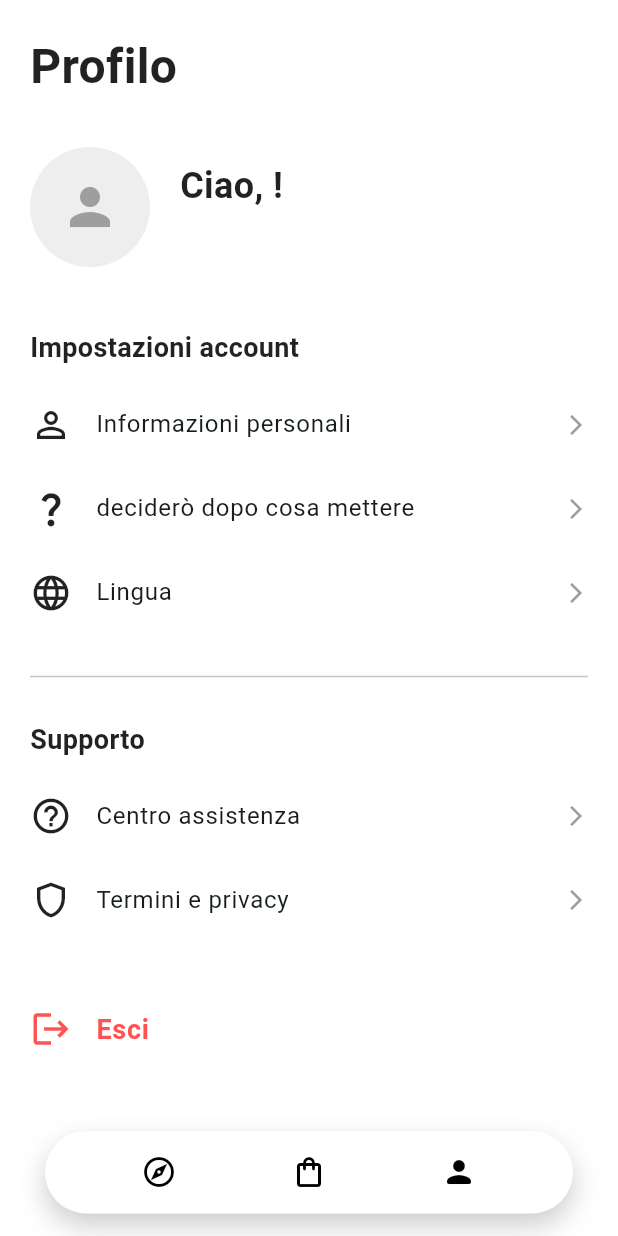
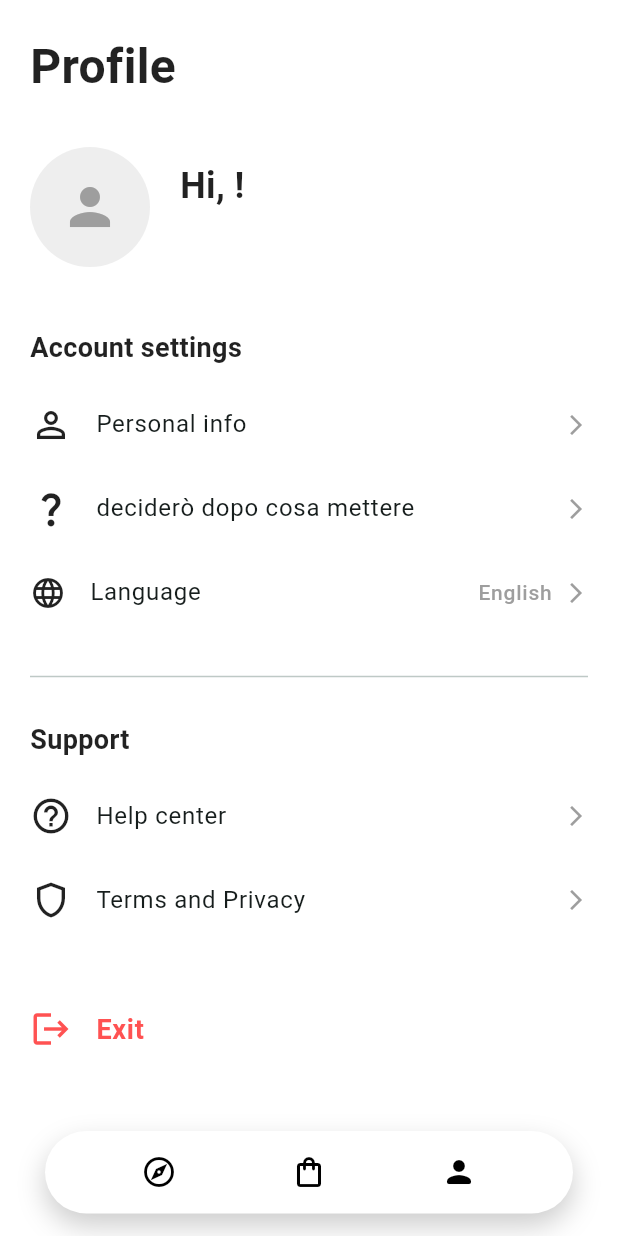
Before and after one commit to AndreaRiitano/Nook, a Flutter app: the screen it shows once a user with an empty profile is signed in, after a tap on the "person outline" icon, on a phone screen of 412 x 824 dp. Run offline on Flutter 3.47's test engine with Material 3 defaults, Android fonts, the phone set to English and light mode, and no system bars; our stand-ins replace cloud_firestore, firebase_auth, firebase_core, geocoding, geolocator, localization and 1 more; accounts and stored records are empty.

Commit message:
altra localizzazione e selettore lingua

```diff
--- a/lib/explore.dart
+++ b/lib/explore.dart
@@ -4,6 +4,7 @@ import 'package:cloud_firestore/cloud_firestore.dart';
 import 'package:geolocator/geolocator.dart';
 import 'package:geocoding/geocoding.dart';
 import 'bnb_detail.dart';
+import 'package:localization/localization.dart';
 
 class Explore extends StatefulWidget {
 
@@ -74,22 +75,22 @@ class _ExploreState extends State<Explore>{
         padding: const EdgeInsets.only(bottom: 100), // Spazio extra in fondo per non farci finire sopra la navbar a fine scroll
         children: [
           // Intestazione della pagina
-          const Padding(
+           Padding(
             padding: EdgeInsets.all(20.0),
             child: Text(
-              'Esplora',
+              'explore'.i18n(),
               style: TextStyle(fontSize: 32, fontWeight: FontWeight.bold),
             ),
           ),
 
           // 1° Carosello
-          _buildTitoloSezione('I Più Popolari'),
+          _buildTitoloSezione('pop'.i18n()),
           _buildCaroselloOrizzontale(FirebaseFirestore.instance.collection('bnbs')
               .orderBy('valutazione', descending: true)
               .limit(6)),
 
           // 2° Carosello
-          _buildTitoloSezione('Vicino a Te'),
+          _buildTitoloSezione('near'.i18n()),
           if (_ricercaPosizione)
             const SizedBox(height: 240, child: Center(child: CircularProgressIndicator()))
           else if (_miaCittaAttuale == null)
--- a/lib/main.dart
+++ b/lib/main.dart
@@ -1,17 +1,20 @@
 import 'package:flutter/material.dart';
+import 'package:flutter_localizations/flutter_localizations.dart';
+import 'package:firebase_core/firebase_core.dart';
+import 'package:localization/localization.dart';
+import 'package:shared_preferences/shared_preferences.dart';
 import 'app_theme.dart';
 import 'login_screen.dart';
 import 'register_screen.dart';
-import 'package:flutter_localizations/flutter_localizations.dart';
-import 'package:firebase_core/firebase_core.dart';
 import 'firebase_options.dart';
 import 'auth_gate.dart';
-import 'package:localization/localization.dart';
 
 void main() async {
+  WidgetsFlutterBinding.ensureInitialized();
 
-  WidgetsFlutterBinding.ensureInitialized();
+
   LocalJsonLocalization.delegate.directories = ['assets/i18n'];
+
   await Firebase.initializeApp(
     options: DefaultFirebaseOptions.currentPlatform,
   );
@@ -19,13 +22,58 @@ void main() async {
   runApp(const MyApp());
 }
 
-class MyApp extends StatelessWidget {
+
+class MyApp extends StatefulWidget {
   const MyApp({super.key});
 
+
+  static void setLocale(BuildContext context, Locale nuovaLingua) {
+    _MyAppState? state = context.findAncestorStateOfType<_MyAppState>();
+    state?.cambiaLingua(nuovaLingua);
+  }
+
+  @override
+  State<MyApp> createState() => _MyAppState();
+}
+
+class _MyAppState extends State<MyApp> {
+
+  Locale? _linguaAttuale;
+
+  @override
+  void initState() {
+    super.initState();
+    _caricaLinguaSalvata();
+  }
+
+
+  Future<void> _caricaLinguaSalvata() async {
+    final prefs = await SharedPreferences.getInstance();
+    String? codiceLingua = prefs.getString('linguaApp');
+
+    if (codiceLingua != null) {
+      setState(() {
+        _linguaAttuale = Locale(codiceLingua);
+      });
+    }
+  }
+
+
+  void cambiaLingua(Locale locale) async {
+    final prefs = await SharedPreferences.getInstance();
+    await prefs.setString('linguaApp', locale.languageCode);
+
+    setState(() {
+      _linguaAttuale = locale;
+    });
+  }
 
   @override
   Widget build(BuildContext context) {
     return MaterialApp(
+
+      locale: _linguaAttuale,
+
       localizationsDelegates: [
         LocalJsonLocalization.delegate,
         GlobalMaterialLocalizations.delegate,
@@ -33,42 +81,36 @@ class MyApp extends StatelessWidget {
         GlobalCupertinoLocalizations.delegate,
       ],
       supportedLocales: const [
-        Locale('it', 'IT'), // Italiano
-        Locale('en', 'US'), // Inglese
+        Locale('it', 'IT'),
+        Locale('en', 'US'),
       ],
       theme: AppTheme.theme,
-      home: const AuthGate(),
+      home: const AuthGate()
     );
   }
 }
 
 
-
 class WelcomePage extends StatefulWidget {
   const WelcomePage({super.key});
-
-
 
   @override
   State<WelcomePage> createState() => _WelcomePageState();
 }
 
 class _WelcomePageState extends State<WelcomePage> {
-
-
   @override
   Widget build(BuildContext context) {
     return Scaffold(
       backgroundColor: Colors.white,
       body: SafeArea(
         child: Padding(
-            padding: const EdgeInsets.symmetric(horizontal: 24.0, vertical: 20.0), //safe area + padding per i bordi
+            padding: const EdgeInsets.symmetric(horizontal: 24.0, vertical: 20.0),
             child: Column(
-              crossAxisAlignment: CrossAxisAlignment.center, //centro asse orizzontale
+              crossAxisAlignment: CrossAxisAlignment.center,
               children: [
+                const SizedBox(height: 100),
 
-                const SizedBox(height: 100), //spazio bordo alto
-                //titolo
                 Center(
                   child: Text('benvenuto'.i18n(),
                     style: Theme.of(context).textTheme.headlineLarge,
@@ -77,11 +119,10 @@ class _WelcomePageState extends State<WelcomePage> {
                 ),
                 const SizedBox(height: 45),
 
-                //sottotitolo
                 Text('exp'.i18n(), style: Theme.of(context).textTheme.titleMedium),
 
                 const SizedBox(height: 80),
-                //spazio dedicato al logo
+
                 Container(
                   padding: const EdgeInsets.all(30),
                   decoration: BoxDecoration(
@@ -89,19 +130,17 @@ class _WelcomePageState extends State<WelcomePage> {
                       shape: BoxShape.circle
                   ),
                   child: Icon(
-                    Icons.home_rounded, //placeholder icona
+                    Icons.home_rounded,
                     size: 100,
                     color: Theme.of(context).primaryColor,
                   ),
                 ),
-                const Spacer(), //per mandare i bottoni in fondo
+                const Spacer(),
 
-                //Bottone ACCEDI
                 SizedBox(
                   width: double.infinity,
                   height: 60,
                   child: FilledButton(onPressed: (){
-                    // Navigazione login
                     Navigator.of(context).push(
                       MaterialPageRoute(
                         builder: (context) => const LoginScreen(),
@@ -109,9 +148,8 @@ class _WelcomePageState extends State<WelcomePage> {
                     );
                   }, child:  Text('accedi'.i18n().toUpperCase())),
                 ),
-                SizedBox(height: 20), //spaziatura tra bottoni
+                const SizedBox(height: 20),
 
-                //Bottone REGISTRATI
                 SizedBox(
                   width: double.infinity,
                   height: 60,
@@ -123,10 +161,7 @@ class _WelcomePageState extends State<WelcomePage> {
                 ),
               ],
             )),
-
       ),
-
-
     );
   }
 }
--- a/lib/profile.dart
+++ b/lib/profile.dart
@@ -3,6 +3,7 @@ import 'package:nook/main.dart';
 import 'package:firebase_auth/firebase_auth.dart';
 import 'package:cloud_firestore/cloud_firestore.dart';
 import 'personal_info.dart';
+import 'package:localization/localization.dart';
 
 
 class Profile extends StatefulWidget {
@@ -27,8 +28,8 @@ class _ProfileState extends State<Profile>{
         child: ListView(
           padding: const EdgeInsets.only(left: 20, right: 20, top: 20, bottom: 120),
           children: [
-            const Text(
-                'Profilo',
+             Text(
+                'profilo'.i18n(),
                 style: TextStyle(fontSize: 32, fontWeight: FontWeight.bold)
             ),
             const SizedBox(height: 30),
@@ -77,7 +78,7 @@ class _ProfileState extends State<Profile>{
                           }
 
                           return Text(
-                            'Ciao, $nomeMostrato!',
+                            'ciao'.i18n()+', $nomeMostrato!',
                             style: const TextStyle(fontSize: 24, fontWeight: FontWeight.bold),
                             overflow: TextOverflow.ellipsis,
                           );
@@ -100,14 +101,14 @@ class _ProfileState extends State<Profile>{
             const SizedBox(height: 40),
 
             // SEZIONE IMPOSTAZIONI ACCOUNT
-            const Text('Impostazioni account', style: TextStyle(fontSize: 18, fontWeight: FontWeight.bold)),
+             Text('acc_op'.i18n(), style: TextStyle(fontSize: 18, fontWeight: FontWeight.bold)),
             const SizedBox(height: 10),
 
             // INFORMAZIONI PERSONALI
             ListTile(
               contentPadding: EdgeInsets.zero,
               leading: const Icon(Icons.person_outline, color: Colors.black87, size: 28),
-              title: const Text('Informazioni personali', style: TextStyle(fontSize: 16)),
+              title:  Text('info'.i18n(), style: TextStyle(fontSize: 16)),
               trailing: const Icon(Icons.arrow_forward_ios, size: 16, color: Colors.grey),
               onTap: () {
                 Navigator.push(
@@ -119,19 +120,44 @@ class _ProfileState extends State<Profile>{
             ),
 
             _buildListTile(Icons.question_mark_outlined, 'deciderò dopo cosa mettere'),
-            _buildListTile(Icons.language_outlined, 'Lingua'),
+
+            //LINGUA
+            ListTile(
+              contentPadding: EdgeInsets.zero,
+              leading: const Icon(Icons.language, color: Colors.black87),
+
+
+              title: Text('lingua'.i18n(), style: const TextStyle(fontSize: 16)),
+
+
+              trailing: Row(
+                mainAxisSize: MainAxisSize.min,
+                children: [
+                  Text(
+                    Localizations.localeOf(context).languageCode == 'it' ? 'Italiano' : 'English',
+                    style: const TextStyle(color: Colors.grey, fontSize: 14),
+                  ),
+                  const SizedBox(width: 8),
+                  const Icon(Icons.arrow_forward_ios, size: 16, color: Colors.grey),
+                ],
+              ),
+              onTap: () {
+
+                _mostraSelettoreLingua(context);
+              },
+            ),
 
             const SizedBox(height: 20),
             const Divider(),
             const SizedBox(height: 20),
 
             // SEZIONE SUPPORTO
-            const Text('Supporto', style: TextStyle(fontSize: 18, fontWeight: FontWeight.bold)),
+             Text('supporto'.i18n(), style: TextStyle(fontSize: 18, fontWeight: FontWeight.bold)),
             const SizedBox(height: 10),
 
             //voci create con il metodo buildListTitle giusto per fare da placeholder, da sviluppare ed implementare singolarmente
-            _buildListTile(Icons.help_outline, 'Centro assistenza'),
-            _buildListTile(Icons.shield_outlined, 'Termini e privacy'),
+            _buildListTile(Icons.help_outline, 'assistenza'.i18n()),
+            _buildListTile(Icons.shield_outlined, 'termini'.i18n()),
 
             const SizedBox(height: 30),
 
@@ -139,8 +165,8 @@ class _ProfileState extends State<Profile>{
             ListTile(
               contentPadding: EdgeInsets.zero,
               leading: const Icon(Icons.logout, color: Colors.redAccent, size: 28),
-              title: const Text(
-                  'Esci',
+              title:  Text(
+                  'esci'.i18n(),
                   style: TextStyle(color: Colors.redAccent, fontSize: 18, fontWeight: FontWeight.bold)
               ),
               onTap: () async {
@@ -171,4 +197,64 @@ class _ProfileState extends State<Profile>{
       onTap: () {},
     );
   }
+
+  //metodo per selettore lingua
+  void _mostraSelettoreLingua(BuildContext context) {
+
+    String linguaAttuale = Localizations.localeOf(context).languageCode;
+
+    showModalBottomSheet(
+        backgroundColor: Colors.white,
+        context: context,
+        shape: const RoundedRectangleBorder(
+          borderRadius: BorderRadius.vertical(top: Radius.circular(20)),
+        ),
+        builder: (context) {
+          return SafeArea(
+            child: Padding(
+              padding: const EdgeInsets.symmetric(vertical: 20),
+              child: Column(
+                mainAxisSize: MainAxisSize.min,
+                children: [
+
+                  Text(
+                      'scegli_lingua'.i18n(),
+                      style: const TextStyle(fontSize: 18, fontWeight: FontWeight.bold)
+                  ),
+                  const SizedBox(height: 10),
+
+                  // OPZIONE 1: ITALIANO
+                  ListTile(
+                    leading: const Text('🇮🇹', style: TextStyle(fontSize: 24)),
+                    title: const Text('Italiano', style: TextStyle(fontSize: 16)),
+
+                    trailing: linguaAttuale == 'it' ? const Icon(Icons.check, color: Colors.blue) : null,
+                    onTap: () {
+
+                      MyApp.setLocale(context, const Locale('it', 'IT'));
+
+                      Navigator.pop(context);
+                    },
+                  ),
+
+                  // OPZIONE 2: INGLESE
+                  ListTile(
+                    leading: const Text('🇬🇧', style: TextStyle(fontSize: 24)),
+                    title: const Text('English', style: TextStyle(fontSize: 16)),
+
+                    trailing: linguaAttuale == 'en' ? const Icon(Icons.check, color: Colors.blue) : null,
+                    onTap: () {
+
+                      MyApp.setLocale(context, const Locale('en', 'US'));
+
+                      Navigator.pop(context);
+                    },
+                  ),
+                ],
+              ),
+            ),
+          );
+        }
+    );
+  }
 }
```
Also changed, not shown: assets/i18n/en_US.json (+15 -1 lines), assets/i18n/it_IT.json (+15 -1 lines), lib/personal_info.dart (+14 -13 lines). Lines whose indentation alone changed are shown as unchanged.
